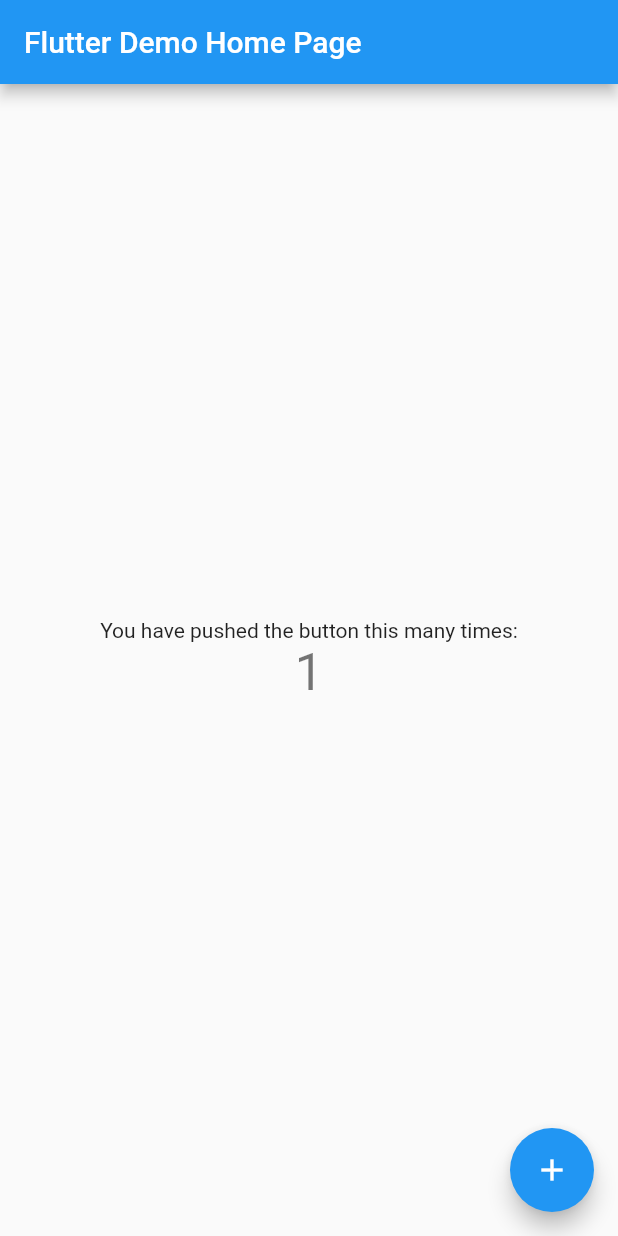
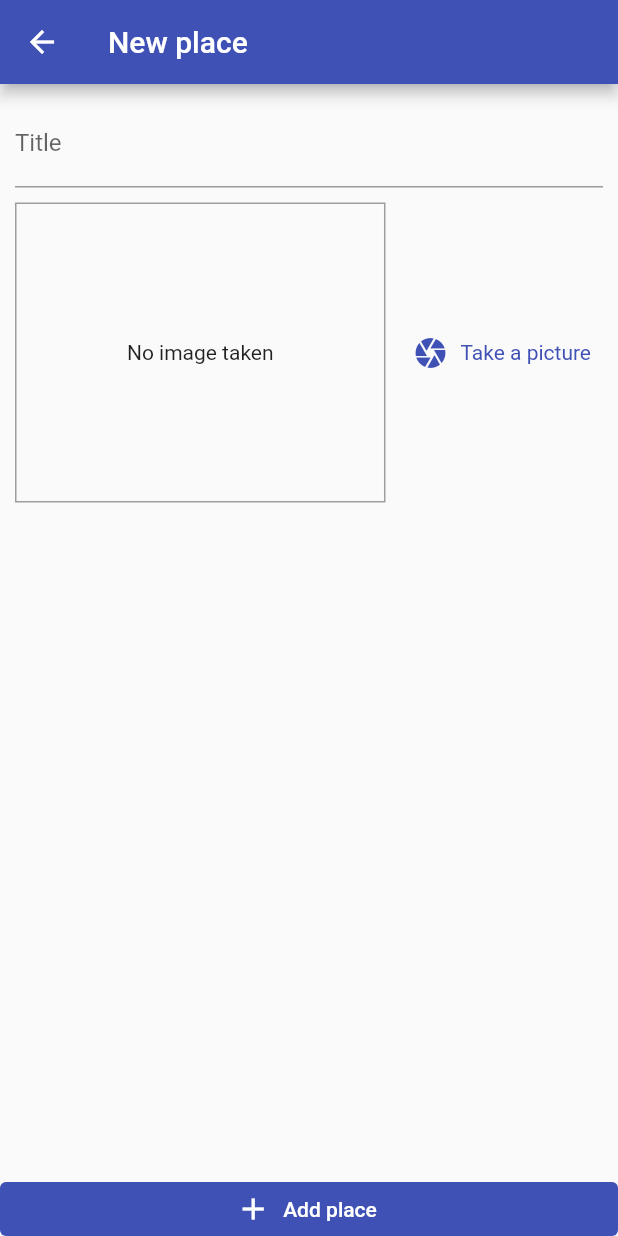
Before and after one commit to lutsenko-yuriy/flutter_places, a Flutter app: the screen it shows after launch, after a tap on the "add" icon, on a phone screen of 412 x 824 dp. Run offline on Flutter 3.47's test engine with Material 2 defaults, Android fonts, the phone set to English and light mode, and no system bars.

Commit message:
Add Camera UI

```diff
--- a/lib/main.dart
+++ b/lib/main.dart
@@ -1,4 +1,8 @@
 import 'package:flutter/material.dart';
+import 'package:flutter_places/providers/great_places.dart';
+import 'package:flutter_places/screens/add_place_screen.dart';
+import 'package:flutter_places/screens/places_list_screen.dart';
+import 'package:provider/provider.dart';
 
 void main() {
   runApp(const MyApp());
@@ -10,106 +14,19 @@ class MyApp extends StatelessWidget {
   // This widget is the root of your application.
   @override
   Widget build(BuildContext context) {
-    return MaterialApp(
-      title: 'Flutter Demo',
-      theme: ThemeData(
-        // This is the theme of your application.
-        //
-        // Try running your application with "flutter run". You'll see the
-        // application has a blue toolbar. Then, without quitting the app, try
-        // changing the primarySwatch below to Colors.green and then invoke
-        // "hot reload" (press "r" in the console where you ran "flutter run",
-        // or simply save your changes to "hot reload" in a Flutter IDE).
-        // Notice that the counter didn't reset back to zero; the application
-        // is not restarted.
-        primarySwatch: Colors.blue,
+    return ChangeNotifierProvider.value(
+      value: GreatPlaces(),
+      child: MaterialApp(
+        title: 'Flutter Demo',
+        theme: ThemeData(
+          primarySwatch: Colors.indigo,
+          accentColor: Colors.amber,
+        ),
+        home: const PlacesListScreen(),
+        routes: {
+          AddPlaceScreen.routeName: (ctx) => const AddPlaceScreen(),
+        },
       ),
-      home: const MyHomePage(title: 'Flutter Demo Home Page'),
     );
   }
 }
-
-class MyHomePage extends StatefulWidget {
-  const MyHomePage({super.key, required this.title});
-
-  // This widget is the home page of your application. It is stateful, meaning
-  // that it has a State object (defined below) that contains fields that affect
-  // how it looks.
-
-  // This class is the configuration for the state. It holds the values (in this
-  // case the title) provided by the parent (in this case the App widget) and
-  // used by the build method of the State. Fields in a Widget subclass are
-  // always marked "final".
-
-  final String title;
-
-  @override
-  State<MyHomePage> createState() => _MyHomePageState();
-}
-
-class _MyHomePageState extends State<MyHomePage> {
-  int _counter = 0;
-
-  void _incrementCounter() {
-    setState(() {
-      // This call to setState tells the Flutter framework that something has
-      // changed in this State, which causes it to rerun the build method below
-      // so that the display can reflect the updated values. If we changed
-      // _counter without calling setState(), then the build method would not be
-      // called again, and so nothing would appear to happen.
-      _counter++;
-    });
-  }
-
-  @override
-  Widget build(BuildContext context) {
-    // This method is rerun every time setState is called, for instance as done
-    // by the _incrementCounter method above.
-    //
-    // The Flutter framework has been optimized to make rerunning build methods
-    // fast, so that you can just rebuild anything that needs updating rather
-    // than having to individually change instances of widgets.
-    return Scaffold(
-      appBar: AppBar(
-        // Here we take the value from the MyHomePage object that was created by
-        // the App.build method, and use it to set our appbar title.
-        title: Text(widget.title),
-      ),
-      body: Center(
-        // Center is a layout widget. It takes a single child and positions it
-        // in the middle of the parent.
-        child: Column(
-          // Column is also a layout widget. It takes a list of children and
-          // arranges them vertically. By default, it sizes itself to fit its
-          // children horizontally, and tries to be as tall as its parent.
-          //
-          // Invoke "debug painting" (press "p" in the console, choose the
-          // "Toggle Debug Paint" action from the Flutter Inspector in Android
-          // Studio, or the "Toggle Debug Paint" command in Visual Studio Code)
-          // to see the wireframe for each widget.
-          //
-          // Column has various properties to control how it sizes itself and
-          // how it positions its children. Here we use mainAxisAlignment to
-          // center the children vertically; the main axis here is the vertical
-          // axis because Columns are vertical (the cross axis would be
-          // horizontal).
-          mainAxisAlignment: MainAxisAlignment.center,
-          children: <Widget>[
-            const Text(
-              'You have pushed the button this many times:',
-            ),
-            Text(
-              '$_counter',
-              style: Theme.of(context).textTheme.headline4,
-            ),
-          ],
-        ),
-      ),
-      floatingActionButton: FloatingActionButton(
-        onPressed: _incrementCounter,
-        tooltip: 'Increment',
-        child: const Icon(Icons.add),
-      ), // This trailing comma makes auto-formatting nicer for build methods.
-    );
-  }
-}
--- /dev/null
+++ b/lib/models/location.dart
@@ -0,0 +1,8 @@
+class Location {
+  final double latitude;
+  final double longitude;
+  final String? address;
+
+  Location(
+      {required this.latitude, required this.longitude, this.address});
+}
--- /dev/null
+++ b/lib/models/place.dart
@@ -0,0 +1,16 @@
+import 'dart:io';
+
+import 'location.dart';
+
+class Place {
+  final String id;
+  final String title;
+  final Location location;
+  final File image;
+
+  Place(
+      {required this.id,
+      required this.title,
+      required this.location,
+      required this.image});
+}
--- /dev/null
+++ b/lib/providers/great_places.dart
@@ -0,0 +1,17 @@
+import 'package:flutter/cupertino.dart';
+
+import '../models/place.dart';
+
+class GreatPlaces with ChangeNotifier {
+
+  List<Place> _items = [];
+
+  List<Place> get items {
+    return [..._items];
+  }
+
+  void addPlace(Place place) {
+    _items.add(place);
+    notifyListeners();
+  }
+}
--- /dev/null
+++ b/lib/screens/add_place_screen.dart
@@ -0,0 +1,58 @@
+import 'package:flutter/material.dart';
+
+import '../widgets/image_input.dart';
+
+class AddPlaceScreen extends StatefulWidget {
+  static const routeName = '/add-place';
+
+  const AddPlaceScreen({Key? key}) : super(key: key);
+
+  @override
+  State<AddPlaceScreen> createState() => _AddPlaceScreenState();
+}
+
+class _AddPlaceScreenState extends State<AddPlaceScreen> {
+
+  final _titleController = TextEditingController();
+
+  void _onPlaceSaved() {}
+
+  @override
+  Widget build(BuildContext context) {
+    return Scaffold(
+        appBar: AppBar(title: const Text("New place")),
+        body: Column(
+            crossAxisAlignment: CrossAxisAlignment.stretch,
+            children: [
+              Expanded(
+                child: SingleChildScrollView(
+                  child: Padding(
+                    padding: const EdgeInsets.all(10),
+                    child: Column(
+                      children: [
+                        TextField(
+                          decoration: const InputDecoration(labelText: 'Title'),
+                          controller: _titleController,
+                        ),
+                        const SizedBox(height: 10,),
+                        const ImageInput()
+                      ],
+                    ),
+                  ),
+                ),
+              ),
+              ElevatedButton.icon(
+                icon: const Icon(Icons.add),
+                label: const Text('Add place'),
+                onPressed: _onPlaceSaved,
+                style: ElevatedButton.styleFrom(
+                  elevation: 0,
+                  tapTargetSize: MaterialTapTargetSize.shrinkWrap,
+
+                )
+              ),
+            ]
+        )
+    );
+  }
+}
--- /dev/null
+++ b/lib/screens/places_list_screen.dart
@@ -0,0 +1,27 @@
+import 'package:flutter/material.dart';
+import 'package:flutter_places/screens/add_place_screen.dart';
+
+class PlacesListScreen extends StatelessWidget {
+  const PlacesListScreen({Key? key}) : super(key: key);
+
+  void _openAddNewPlaceScreen(BuildContext context) {
+    Navigator.of(context).pushNamed(AddPlaceScreen.routeName);
+  }
+
+  @override
+  Widget build(BuildContext context) {
+    return Scaffold(
+      appBar: AppBar(
+        title: const Text("Your places"),
+        actions: [
+          IconButton(
+              onPressed: () => _openAddNewPlaceScreen(context),
+              icon: const Icon(Icons.add))
+        ],
+      ),
+      body: const Center(
+        child: CircularProgressIndicator(),
+      ),
+    );
+  }
+}
--- /dev/null
+++ b/lib/widgets/image_input.dart
@@ -0,0 +1,50 @@
+import 'dart:io';
+
+import 'package:flutter/material.dart';
+
+class ImageInput extends StatefulWidget {
+  const ImageInput({Key? key}) : super(key: key);
+
+  @override
+  State<ImageInput> createState() => _ImageInputState();
+}
+
+class _ImageInputState extends State<ImageInput> {
+  File? _storedImage;
+
+  @override
+  Widget build(BuildContext context) {
+    return Row(
+      children: [
+        Expanded(
+          child: Container(
+              height: 200,
+              decoration: BoxDecoration(
+                border: Border.all(width: 1, color: Colors.grey),
+              ),
+              child: _storedImage != null
+                  ? Image.file(_storedImage!,
+                      fit: BoxFit.cover, width: double.infinity)
+                  : const Center(
+                      child: Text(
+                      "No image taken",
+                      textAlign: TextAlign.center,
+                    ))),
+        ),
+        const SizedBox(
+          width: 10,
+        ),
+        TextButton.icon(
+          icon: const Icon(Icons.camera),
+          style: TextButton.styleFrom(
+              textStyle: TextStyle(
+                color: Theme.of(context).primaryColor,
+              )),
+          label: const Text(
+            'Take a picture',
+          ),
+          onPressed: () {},
+        )      ],
+    );
+  }
+}
--- a/pubspec.yaml
+++ b/pubspec.yaml
@@ -36,6 +36,7 @@ dependencies:
   # The following adds the Cupertino Icons font to your application.
   # Use with the CupertinoIcons class for iOS style icons.
   cupertino_icons: ^1.0.2
+  provider: ^6.0.3
 
 dev_dependencies:
   flutter_test:
```
Also changed, not shown: lib/screens/place_detail_screen.dart (added), pubspec.lock.
